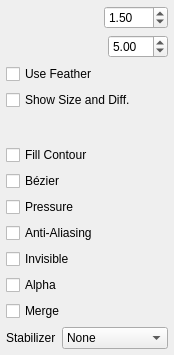
This is app/ui/tooloptions.ui in pencil2d/pencil as Qt 5 draws it before an edit. The edited form follows.
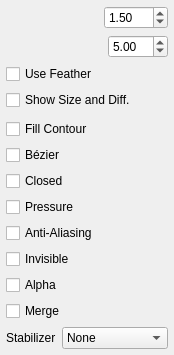
This is the edited form. Custom widgets are drawn as their Qt base class.

Commit message:
add `Closed` tool option to Polyline tool
it makes it so the Polyline path can be automatically closed, and the Ctrl key now temporarily inverts the behavior while held.

Patch:
```diff
--- a/app/ui/tooloptions.ui
+++ b/app/ui/tooloptions.ui
@@ -42,8 +42,8 @@
        <rect>
         <x>0</x>
         <y>0</y>
-        <width>174</width>
-        <height>355</height>
+        <width>164</width>
+        <height>431</height>
        </rect>
       </property>
       <property name="autoFillBackground">
@@ -187,6 +187,16 @@
          </property>
         </widget>
        </item>
+       <item>
+        <widget class="QCheckBox" name="useClosedBox">
+         <property name="toolTip">
+          <string>Close Polyline path (hold Ctrl to temporarily invert)</string>
+         </property>
+         <property name="text">
+          <string>Closed</string>
+         </property>
+        </widget>
+       </item>
        <item>
         <widget class="QCheckBox" name="usePressureBox">
          <property name="toolTip">
```
The commit also changes 8 other files.
